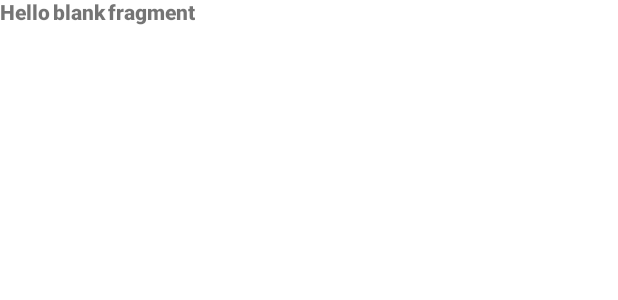
After one commit to JavadEsl77/cx-back-office, an Android app: the layout fragment_detail_office.xml on its own in the app's theme, with its tools: preview values and no code run, on a phone screen of 412 x 824 dp. The commit adds this screen. Shown: the top 300 px of the screen. Run offline under Robolectric (Android 15) with nearby library versions, the phone set to English and light mode, and no system bars.

Commit message:
- add DetailOfficeFragment.kt - fix NavigationGraph

```diff
--- a/app/src/main/java/com/companyux/backOffice/feature/splash/SplashFragment.kt
+++ b/app/src/main/java/com/companyux/backOffice/feature/splash/SplashFragment.kt
@@ -27,6 +27,7 @@ class SplashFragment : Fragment() {
 
         val sharedIdValue = sharedPreferences.getBoolean("state",false)
         if (sharedIdValue){
+
             val handler = Handler()
             handler.postDelayed({
 
--- /dev/null
+++ b/app/src/main/res/layout/fragment_detail_office.xml
@@ -0,0 +1,14 @@
+<?xml version="1.0" encoding="utf-8"?>
+<FrameLayout xmlns:android="http://schemas.android.com/apk/res/android"
+    xmlns:tools="http://schemas.android.com/tools"
+    android:layout_width="match_parent"
+    android:layout_height="match_parent"
+    tools:context=".feature.detailOffice.DetailOfficeFragment">
+
+    <!-- TODO: Update blank fragment layout -->
+    <TextView
+        android:layout_width="match_parent"
+        android:layout_height="match_parent"
+        android:text="@string/hello_blank_fragment" />
+
+</FrameLayout>
```
Also changed, not shown: app/src/main/java/com/companyux/backOffice/feature/detailOffice/DetailOfficeFragment.kt (added, +27 -0 lines), app/src/main/res/navigation/main_navigation.xml (+20 -6 lines).
